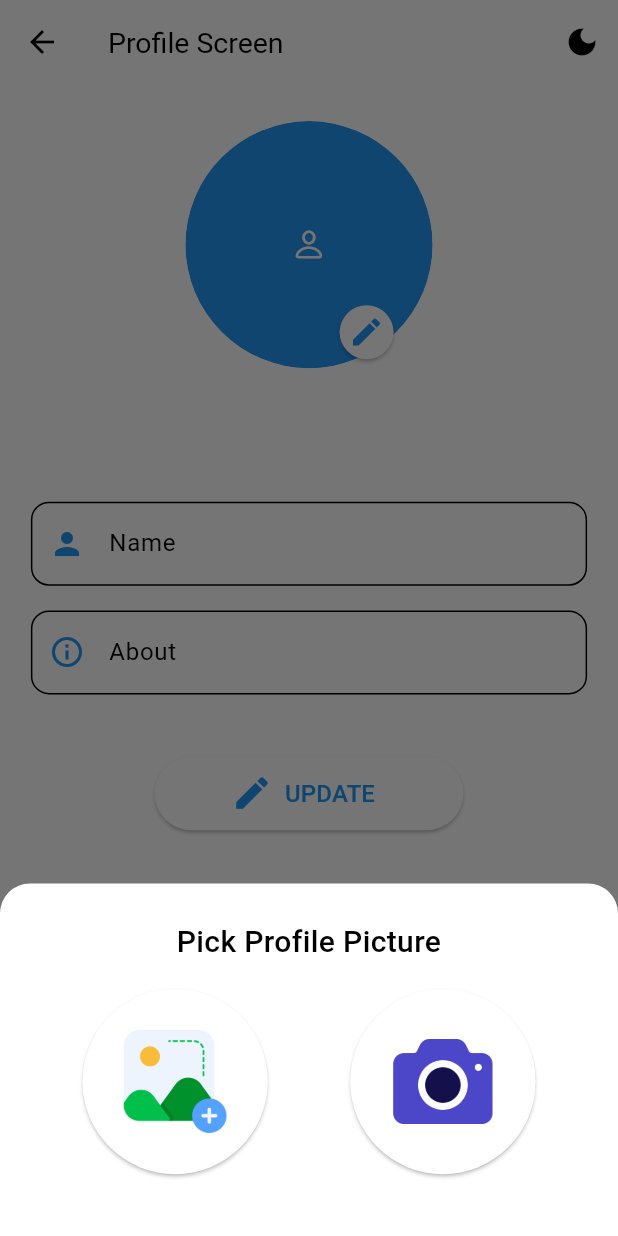
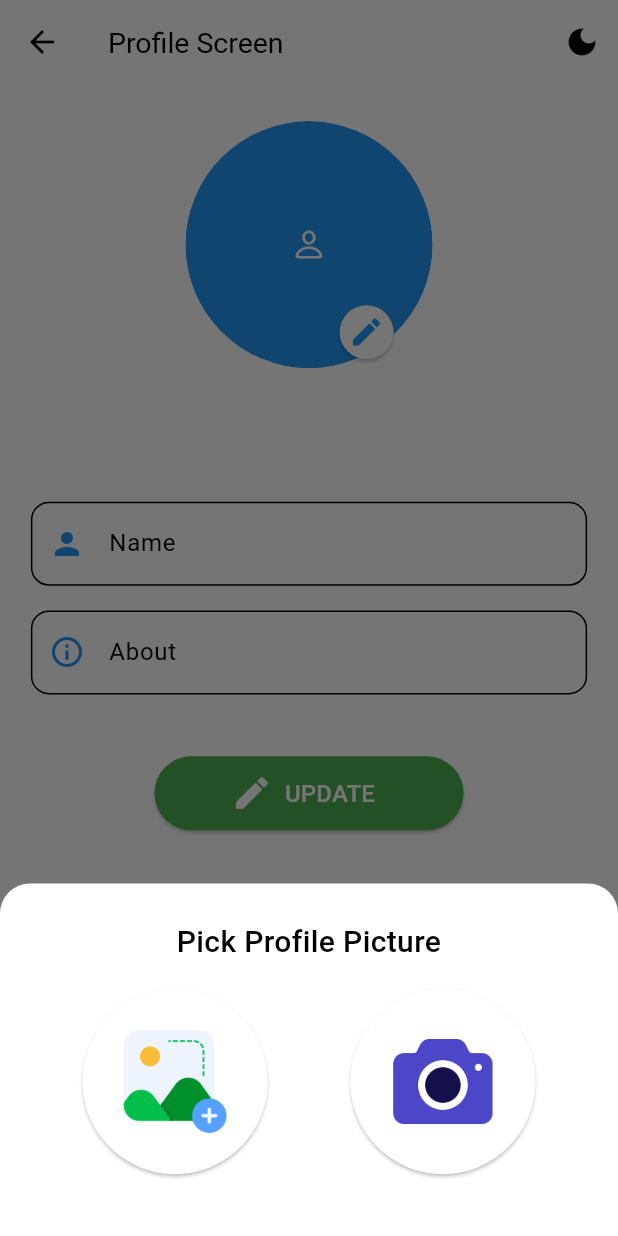
Before and after one commit to Ariwjy/Chat-App-Layn, a Flutter app: the ProfileScreen screen opened directly with empty values, after a tap on the "edit" icon, on a phone screen of 412 x 824 dp. Run offline on Flutter 3.47's test engine with Material 3 defaults, Android fonts, the phone set to English and light mode, and no system bars; drawn by our look-alikes of cached_network_image; our stand-ins replace cloud_firestore, emoji_picker_flutter, firebase_auth, firebase_core, firebase_messaging, firebase_storage and 4 more; missing offline and left inert: gallery_saver_updated; accounts and stored records are empty; network calls fail.

Commit message:
edit tulisan agar bisa terlihat di dlm dark mode

```diff
--- a/lib/api/apis.dart
+++ b/lib/api/apis.dart
@@ -4,6 +4,7 @@ import 'package:cloud_firestore/cloud_firestore.dart';
 import 'package:firebase_auth/firebase_auth.dart';
 import 'package:firebase_messaging/firebase_messaging.dart';
 import 'package:firebase_storage/firebase_storage.dart';
+import 'package:http/http.dart';
 
 import '../models/chat_user.dart';
 import '../models/message.dart';
--- a/lib/auth/profileScreen.dart
+++ b/lib/auth/profileScreen.dart
@@ -152,8 +152,8 @@ class _ProfileScreenState extends State<ProfileScreen> {
 
                     // user email label
                     Text(widget.user.email,
-                        style: const TextStyle(
-                            color: Colors.black54, fontSize: 16)),
+                        style:
+                            const TextStyle(color: Colors.grey, fontSize: 16)),
 
                     // for adding some space
                     SizedBox(height: mq.height * .05),
@@ -199,8 +199,11 @@ class _ProfileScreenState extends State<ProfileScreen> {
                     // update profile button
                     ElevatedButton.icon(
                       style: ElevatedButton.styleFrom(
-                          shape: const StadiumBorder(),
-                          minimumSize: Size(mq.width * .5, mq.height * .06)),
+                        backgroundColor: Colors
+                            .green, // Set the button's background color to green
+                        shape: const StadiumBorder(),
+                        minimumSize: Size(mq.width * .5, mq.height * .06),
+                      ),
                       onPressed: () {
                         if (_formKey.currentState!.validate()) {
                           _formKey.currentState!.save();
@@ -210,9 +213,15 @@ class _ProfileScreenState extends State<ProfileScreen> {
                           });
                         }
                       },
-                      icon: const Icon(Icons.edit, size: 28),
-                      label:
-                          const Text('UPDATE', style: TextStyle(fontSize: 16)),
+                      icon: const Icon(Icons.edit,
+                          size: 28,
+                          color: Colors
+                              .white),
+                      label: const Text('UPDATE',
+                          style: TextStyle(
+                              fontSize: 16,
+                              color: Colors
+                                  .white)),
                     )
                   ],
                 ),
```
Also changed, not shown: lib/models/form_container.dart (+27 -21 lines).
